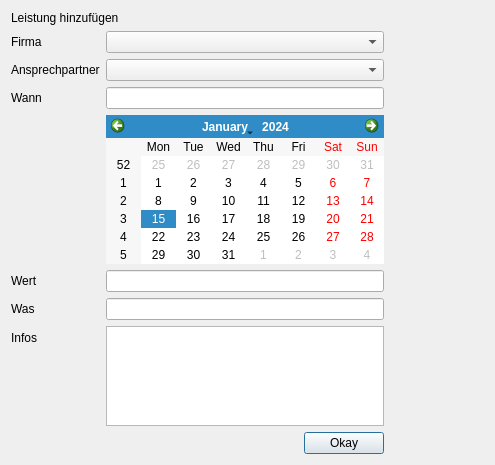
Old version of the form createactivity.ui in the repository green-lion-racing/glr-database.
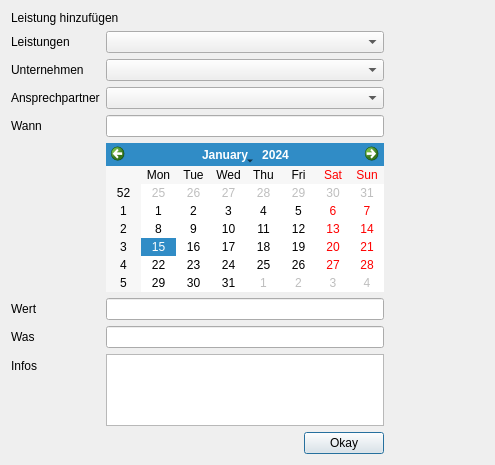
New version of the form.

Diff of the .ui file:
```diff
--- a/createactivity.ui
+++ b/createactivity.ui
@@ -28,74 +28,82 @@
        <property name="rightMargin">
         <number>100</number>
        </property>
-       <item row="0" column="0">
-        <widget class="QLabel" name="label_1">
-         <property name="text">
-          <string>Firma</string>
-         </property>
-        </widget>
-       </item>
-       <item row="0" column="1">
-        <widget class="QComboBox" name="cb_company"/>
-       </item>
        <item row="1" column="0">
-        <widget class="QLabel" name="label_6">
+        <widget class="QLabel" name="label_1">
          <property name="text">
-          <string>Ansprechpartner</string>
+          <string>Unternehmen</string>
          </property>
         </widget>
        </item>
        <item row="1" column="1">
-        <widget class="QComboBox" name="cb_person"/>
+        <widget class="QComboBox" name="cb_company">
+         <property name="placeholderText">
+          <string>Unternehmen...</string>
+         </property>
+        </widget>
        </item>
        <item row="2" column="0">
+        <widget class="QLabel" name="label_6">
+         <property name="text">
+          <string>Ansprechpartner</string>
+         </property>
+        </widget>
+       </item>
+       <item row="2" column="1">
+        <widget class="QComboBox" name="cb_person">
+         <property name="placeholderText">
+          <string>Ansprechpartner...</string>
+         </property>
+        </widget>
+       </item>
+       <item row="3" column="0">
         <widget class="QLabel" name="label_2">
          <property name="text">
           <string>Wann</string>
          </property>
         </widget>
        </item>
-       <item row="2" column="1">
+       <item row="3" column="1">
         <widget class="QLineEdit" name="le_when">
          <property name="readOnly">
           <bool>true</bool>
          </property>
         </widget>
        </item>
-       <item row="4" column="0">
+       <item row="5" column="0">
         <widget class="QLabel" name="label_3">
          <property name="text">
           <string>Wert</string>
          </property>
         </widget>
        </item>
-       <item row="4" column="1">
+       <item row="5" column="1">
         <widget class="QLineEdit" name="le_value"/>
        </item>
-       <item row="5" column="0">
+       <item row="6" column="0">
         <widget class="QLabel" name="label_4">
          <property name="text">
           <string>Was</string>
          </property>
         </widget>
        </item>
-       <item row="5" column="1">
+       <item row="6" column="1">
         <widget class="QLineEdit" name="le_what"/>
        </item>
-       <item row="6" column="0">
+       <item row="7" column="0">
         <widget class="QLabel" name="label_5">
          <property name="text">
           <string>Infos</string>
          </property>
         </widget>
        </item>
-       <item row="6" column="1">
+       <item row="7" column="1">
         <widget class="QTextEdit" name="te_info"/>
        </item>
-       <item row="3" column="1">
+       <item row="4" column="1">
         <widget class="QCalendarWidget" name="cw_calender"/>
        </item>
-       <item row="7" column="1">
+       <item row="8" column="1">
         <layout class="QHBoxLayout" name="horizontalLayout_2">
          <item>
           <spacer name="horizontalSpacer_2">
@@ -119,6 +127,20 @@
          </item>
         </layout>
        </item>
+       <item row="0" column="0">
+        <widget class="QLabel" name="label_7">
+         <property name="text">
+          <string>Leistungen</string>
+         </property>
+        </widget>
+       </item>
+       <item row="0" column="1">
+        <widget class="QComboBox" name="comboBox">
+         <property name="placeholderText">
+          <string>Leistungen...</string>
+         </property>
+        </widget>
+       </item>
       </layout>
      </item>
     </layout>
```
